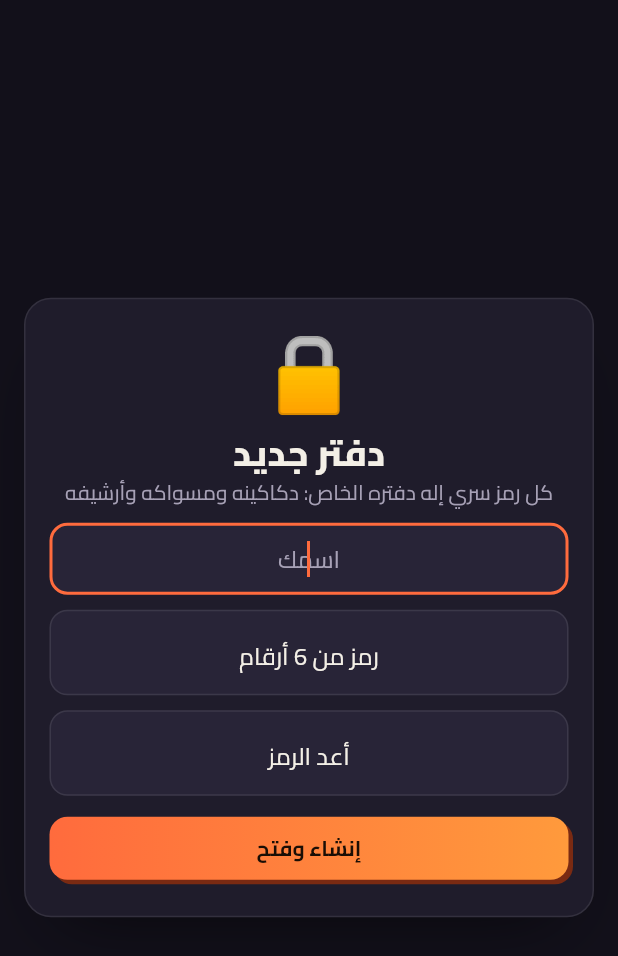
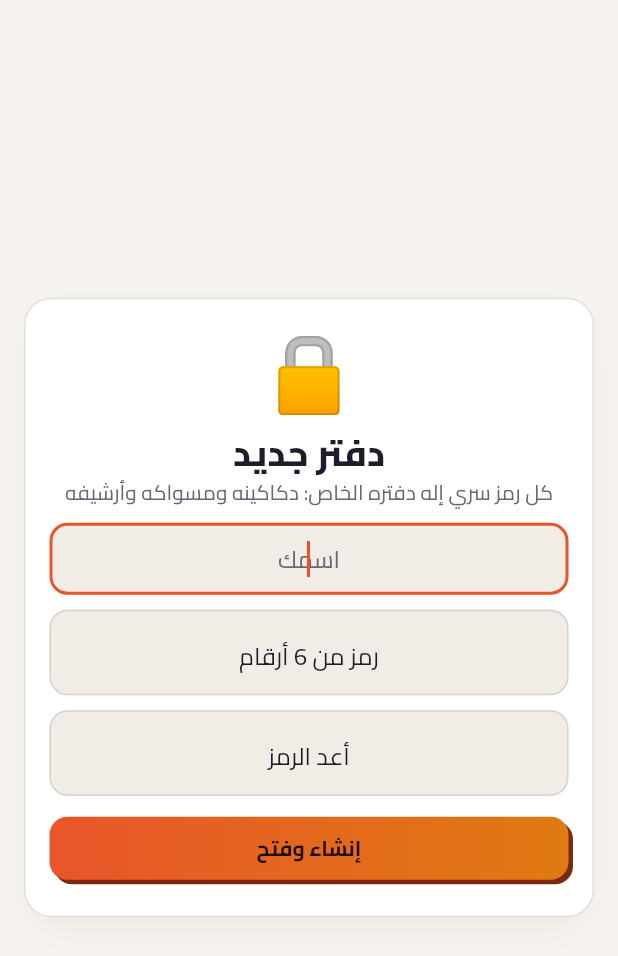
Before and after one commit to Thanoon12k/Depts-manager, a Flutter app: the screen it shows after launch, on a phone screen of 412 x 824 dp. Shown: the top 956 px of the screen. Run offline on Flutter 3.47's test engine with Material 3 defaults, Android fonts, the phone set to English and light mode, and no system bars; our stand-ins replace shared_preferences.

Commit message:
Light theme by default
Warm off-white page, white cards, the same orange accent; dark status bar icons.
Launch screen and window background follow. Version 1.4.0.

Co-Authored-By: Claude Opus 5.5 <noreply@anthropic.com>
Claude-Session: https://claude.ai/code/session_01Bxtcp2ie4KG9d9gKPTe92s

```diff
--- a/lib/main.dart
+++ b/lib/main.dart
@@ -11,6 +11,7 @@ import 'theme.dart';
 
 void main() {
   WidgetsFlutterBinding.ensureInitialized();
+  SystemChrome.setSystemUIOverlayStyle(SystemUiOverlayStyle.dark); // dark status bar icons on the light app
   // Show errors on screen instead of a blank one.
   ErrorWidget.builder = (d) => Material(
         color: AppColors.bg,
--- a/lib/theme.dart
+++ b/lib/theme.dart
@@ -1,27 +1,28 @@
 import 'package:flutter/material.dart';
+import 'package:flutter/services.dart';
 
-/// The apps1monitor hub's dark palette, so the app looks like the web tab.
+/// Light palette: warm off-white page, white cards, the hub's orange accent.
 class AppColors {
-  static const bg = Color(0xFF12101A);
-  static const panel = Color(0xFF1F1C2B);
-  static const panel2 = Color(0xFF282437);
-  static const line = Color(0x17FFFFFF);
-  static const text = Color(0xFFF3EFE6);
-  static const muted = Color(0xFFA7A1B6);
-  static const accent = Color(0xFFFF6B3D);
-  static const accent2 = Color(0xFFFF9A3C);
-  static const good = Color(0xFF3DDC97);
-  static const credit = Color(0xFF38BDF8);
-  static const bad = Color(0xFFFF6B81);
+  static const bg = Color(0xFFF6F3EE);
+  static const panel = Color(0xFFFFFFFF);
+  static const panel2 = Color(0xFFF1EDE6);
+  static const line = Color(0x1F000000);
+  static const text = Color(0xFF1F1C2B);
+  static const muted = Color(0xFF6B6577);
+  static const accent = Color(0xFFE8552A);
+  static const accent2 = Color(0xFFE07A12);
+  static const good = Color(0xFF15A36B);
+  static const credit = Color(0xFF0284C7);
+  static const bad = Color(0xFFD6334F);
 }
 
 ThemeData appTheme() {
   final base = ThemeData(
     useMaterial3: true,
-    brightness: Brightness.dark,
+    brightness: Brightness.light,
     fontFamily: 'Cairo',
     scaffoldBackgroundColor: AppColors.bg,
-    colorScheme: const ColorScheme.dark(
+    colorScheme: const ColorScheme.light(
         primary: AppColors.accent, secondary: AppColors.good, surface: AppColors.panel,
         onSurface: AppColors.text, error: AppColors.bad),
   );
@@ -29,6 +30,7 @@ ThemeData appTheme() {
       borderRadius: BorderRadius.circular(12), borderSide: BorderSide(color: c, width: w));
   return base.copyWith(
     appBarTheme: const AppBarTheme(backgroundColor: AppColors.bg, foregroundColor: AppColors.text,
+        systemOverlayStyle: SystemUiOverlayStyle.dark,
         elevation: 0, scrolledUnderElevation: 0),
     inputDecorationTheme: InputDecorationTheme(
       filled: true,
@@ -65,7 +67,7 @@ class Panel extends StatelessWidget {
           color: AppColors.panel,
           borderRadius: BorderRadius.circular(18),
           border: Border.all(color: AppColors.line),
-          boxShadow: const [BoxShadow(color: Color(0x8C000000), blurRadius: 40, offset: Offset(0, 22), spreadRadius: -22)],
+          boxShadow: const [BoxShadow(color: Color(0x1A3A2A10), blurRadius: 24, offset: Offset(0, 10), spreadRadius: -12)],
         ),
         clipBehavior: Clip.antiAlias,
         child: Container(
--- a/pubspec.yaml
+++ b/pubspec.yaml
@@ -16,7 +16,7 @@ publish_to: 'none' # Remove this line if you wish to publish to pub.dev
 # https://developer.apple.com/library/archive/documentation/General/Reference/InfoPlistKeyReference/Articles/CoreFoundationKeys.html
 # In Windows, build-name is used as the major, minor, and patch parts
 # of the product and file versions while build-number is used as the build suffix.
-version: 1.3.2+6
+version: 1.4.0+7
 
 environment:
   sdk: ^3.13.5
```
Also changed, not shown: 3 other files.
